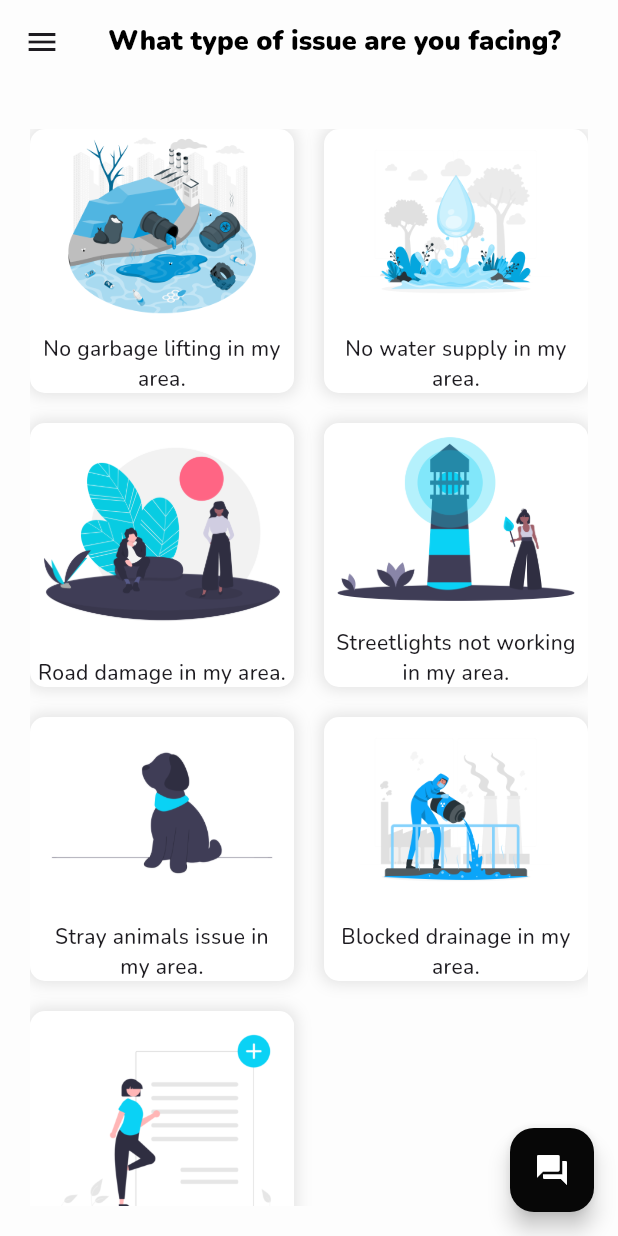
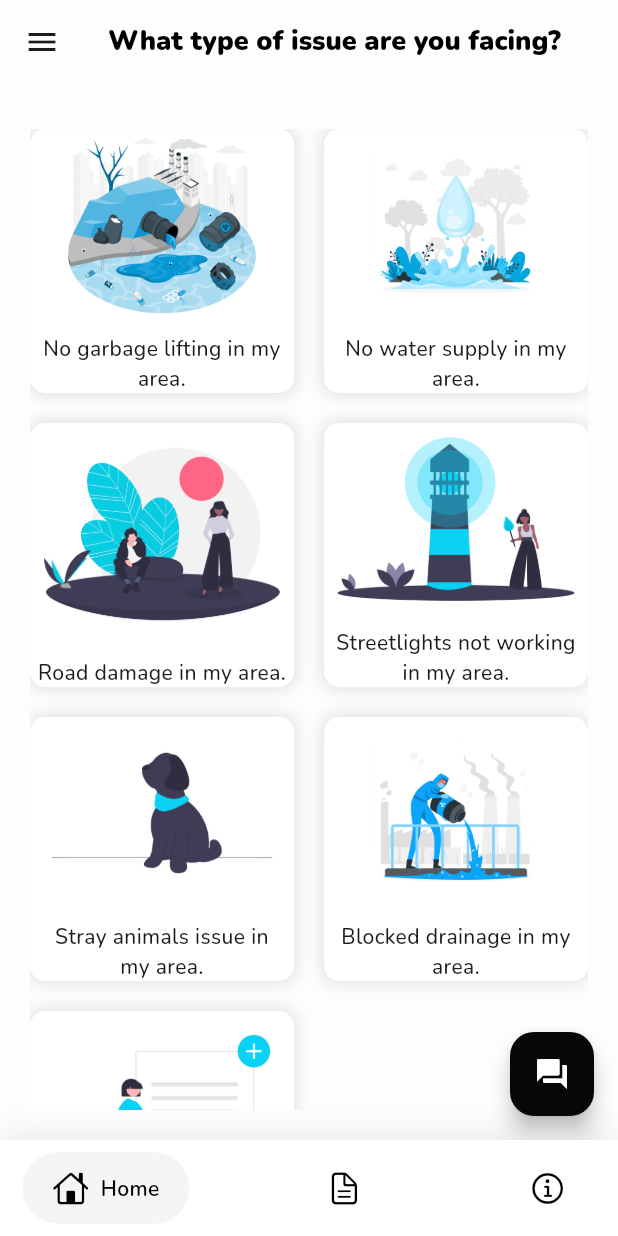
Before and after one commit to shrutisachan08/NagarVikas, a Flutter app: the screen it shows once a user with an empty profile is signed in, on a phone screen of 412 x 824 dp. Run offline on Flutter 3.47's test engine with Material 3 defaults, Android fonts, the phone set to English and light mode, and no system bars; drawn by our look-alikes of google_nav_bar; our stand-ins replace animate_do, animated_text_kit, connectivity_plus, dio, firebase_auth, firebase_core and 14 more; missing offline and left inert: onesignal_flutter; accounts and stored records are empty; project files that could hold a hidden picture were left out.

Commit message:
Added bottom Nav bar with google nav bar package
- Resolved conflict in pubspec.yaml

Closes #72

```diff
--- a/lib/main.dart
+++ b/lib/main.dart
@@ -1,5 +1,6 @@
 // 📦 Importing necessary packages and screens
 import 'package:NagarVikas/service/ConnectivityService.dart';
+import 'package:NagarVikas/widgets/bottom_nav_bar.dart';
 import 'package:firebase_messaging/firebase_messaging.dart';
 import 'package:flutter/material.dart';
 import 'package:animate_do/animate_do.dart';
@@ -17,8 +18,6 @@ import 'package:firebase_auth/firebase_auth.dart' as firebase_auth;
 import 'package:shared_preferences/shared_preferences.dart';
 import 'package:provider/provider.dart';
 import 'package:NagarVikas/theme/theme_provider.dart';
-
-
 
 // 🔧 Background message handler for Firebase
 Future<void> _firebaseMessagingBackgroundHandler(RemoteMessage message) async {
@@ -80,14 +79,14 @@ class MyApp extends StatelessWidget {
       title: 'NagarVikas',
       theme: ThemeData(
         textTheme: GoogleFonts.nunitoTextTheme(),
-        colorScheme: ColorScheme.fromSeed(seedColor: Colors.deepPurple,
-        brightness: Brightness.light),
+        colorScheme: ColorScheme.fromSeed(
+            seedColor: Colors.deepPurple, brightness: Brightness.light),
         useMaterial3: true,
       ),
       darkTheme: ThemeData(
         textTheme: GoogleFonts.nunitoTextTheme(ThemeData.dark().textTheme),
-        colorScheme: ColorScheme.fromSeed(seedColor: Colors.deepPurple,
-        brightness: Brightness.dark),
+        colorScheme: ColorScheme.fromSeed(
+            seedColor: Colors.deepPurple, brightness: Brightness.dark),
         useMaterial3: true,
       ),
       themeMode: themeProvider.isDarkMode ? ThemeMode.dark : ThemeMode.light,
@@ -155,11 +154,10 @@ class _AuthCheckScreenState extends State<AuthCheckScreen> {
     if (user == null) {
       return const WelcomeScreen();
     } else {
-      // ✅ Admin should only go to AdminDashboard IF they were last logged in as Admin
-      if (isAdmin && user!.email!.contains("gov")) {
+      if (isAdmin && user!.email?.contains("gov") == true) {
         return AdminDashboard();
       } else {
-        return const IssueSelectionPage();
+        return const BottomNavBar();
       }
     }
   }
@@ -179,8 +177,12 @@ Future<void> handleLogout(BuildContext context) async {
   final prefs = await SharedPreferences.getInstance();
   await prefs.remove('isAdmin'); // ✅ Clear admin status
   await firebase_auth.FirebaseAuth.instance.signOut();
-  Navigator.pushReplacement( // ✅ Redirect to Login Page
-      context, MaterialPageRoute(builder: (context) => const LoginPage())); // ✅ Fix: Use const for LoginPage to avoid unnecessary rebuilds
+  Navigator.pushReplacement(
+      // ✅ Redirect to Login Page
+      context,
+      MaterialPageRoute(
+          builder: (context) =>
+              const LoginPage())); // ✅ Fix: Use const for LoginPage to avoid unnecessary rebuilds
 }
 
 /// SplashScreen - displays an animated logo on app launch
@@ -327,7 +329,8 @@ class _WelcomeScreenState extends State<WelcomeScreen> {
             const SizedBox(height: 50),
 
             // ✅ Get Started Button
-            FadeInUp( // Animation for button
+            FadeInUp(
+              // Animation for button
               duration: const Duration(milliseconds: 1600),
               child: ElevatedButton(
                 onPressed: _isLoading ? null : _onGetStartedPressed,
--- /dev/null
+++ b/lib/widgets/bottom_nav_bar.dart
@@ -0,0 +1,77 @@
+import 'package:NagarVikas/screen/about.dart';
+import 'package:flutter/cupertino.dart';
+import 'package:flutter/material.dart';
+import 'package:google_nav_bar/google_nav_bar.dart';
+import 'package:NagarVikas/screen/issue_selection.dart';
+import 'package:NagarVikas/screen/my_complaints.dart';
+
+class BottomNavBar extends StatefulWidget {
+  const BottomNavBar({super.key});
+
+  @override
+  State<BottomNavBar> createState() => _BottomNavBarState();
+}
+
+class _BottomNavBarState extends State<BottomNavBar> {
+  int _selectedIndex = 0;
+
+  final List<Widget> _pages = [
+    IssueSelectionPage(),
+    MyComplaintsScreen(),
+    AboutAppPage(),
+  ];
+
+  @override
+  Widget build(BuildContext context) {
+    return Scaffold(
+      body: _pages[_selectedIndex],
+      bottomNavigationBar: Container(
+        decoration: BoxDecoration(
+          color: Colors.white,
+          boxShadow: [
+            BoxShadow(
+              blurRadius: 20,
+              color: Colors.black.withOpacity(.1),
+            )
+          ],
+        ),
+        child: SafeArea(
+          child: Padding(
+            padding: const EdgeInsets.symmetric(horizontal: 15.0, vertical: 8),
+            child: GNav(
+              rippleColor: Colors.grey[300]!,
+              hoverColor: Colors.grey[100]!,
+              gap: 8,
+              activeColor: Colors.black,
+              iconSize: 24,
+              padding: const EdgeInsets.symmetric(horizontal: 20, vertical: 12),
+              duration: const Duration(milliseconds: 400),
+              tabBackgroundColor: Colors.grey[100]!,
+              color: Colors.black,
+              tabs: const [
+                GButton(
+                  icon: CupertinoIcons.home,
+                  text: 'Home',
+                ),
+                GButton(
+                  icon: CupertinoIcons.doc_text,
+                  text: 'My Complaints',
+                ),
+                GButton(
+                  icon: CupertinoIcons.info,
+                  text: 'About',
+                ),
+              ],
+              selectedIndex: _selectedIndex,
+              onTabChange: (index) {
+                setState(() {
+                  _selectedIndex = index;
+                });
+              },
+            ),
+          ),
+        ),
+      ),
+    );
+  }
+}
--- a/pubspec.yaml
+++ b/pubspec.yaml
@@ -66,6 +66,7 @@ dependencies:
   provider: ^6.1.5
   share_plus: ^11.0.0
   video_player: ^2.10.0
+  google_nav_bar: ^5.0.7
 
 
 dev_dependencies:
```
Also changed, not shown: lib/screen/issue_selection.dart (+60 -51 lines), pubspec.lock, 125 other files. Lines whose indentation alone changed are shown as unchanged.
